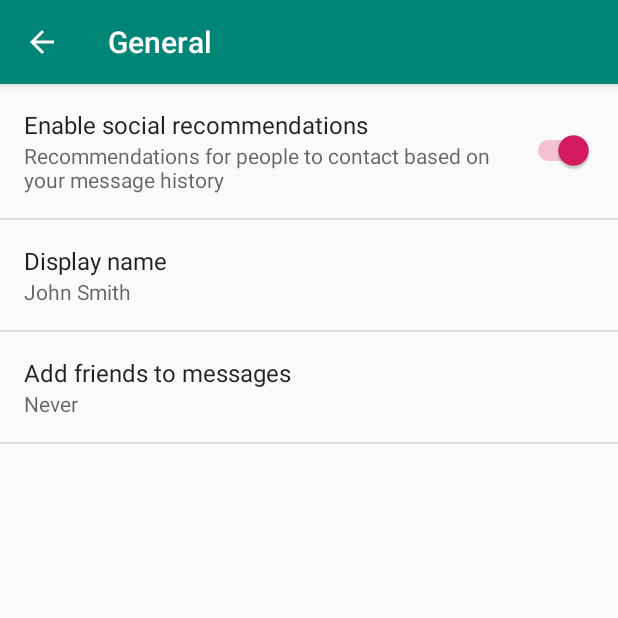
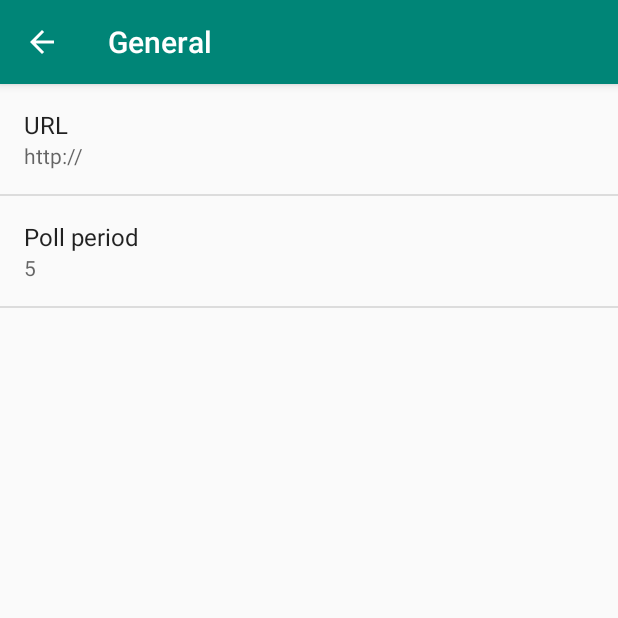
Before and after one commit to izrik/stevedore, an Android app: the screen it shows after launch (SettingsActivity), after a tap on "General", on a phone screen of 412 x 824 dp, the top half of it. Run offline under Robolectric (Android 15) with nearby library versions, the phone set to English and light mode, and no system bars.

```diff
--- a/app/src/main/res/values/strings.xml
+++ b/app/src/main/res/values/strings.xml
@@ -11,8 +11,11 @@
         based on your message history
     </string>
 
-    <string name="pref_title_display_name">Display name</string>
-    <string name="pref_default_display_name">John Smith</string>
+    <string name="pref_title_url">URL</string>
+    <string name="pref_default_url">http://</string>
+
+    <string name="pref_title_poll_period">Poll period</string>
+    <string name="pref_default_poll_period">5</string>
 
     <string name="pref_title_add_friends_to_messages">Add friends to messages</string>
     <string-array name="pref_example_list_titles">
--- a/app/src/main/res/xml/pref_general.xml
+++ b/app/src/main/res/xml/pref_general.xml
@@ -1,33 +1,25 @@
 <PreferenceScreen xmlns:android="http://schemas.android.com/apk/res/android">
 
-    <SwitchPreference
-        android:defaultValue="true"
-        android:key="example_switch"
-        android:summary="@string/pref_description_social_recommendations"
-        android:title="@string/pref_title_social_recommendations" />
 
     <!-- NOTE: EditTextPreference accepts EditText attributes. -->
     <!-- NOTE: EditTextPreference's summary should be set to its value by the activity code. -->
     <EditTextPreference
         android:capitalize="words"
-        android:defaultValue="@string/pref_default_display_name"
+        android:defaultValue="@string/pref_default_url"
         android:inputType="textCapWords"
-        android:key="example_text"
+        android:key="pref_url"
         android:maxLines="1"
         android:selectAllOnFocus="true"
         android:singleLine="true"
-        android:title="@string/pref_title_display_name" />
+        android:title="@string/pref_title_url" />
 
-    <!-- NOTE: Hide buttons to simplify the UI. Users can touch outside the dialog to
-         dismiss it. -->
-    <!-- NOTE: ListPreference's summary should be set to its value by the activity code. -->
-    <ListPreference
-        android:defaultValue="-1"
-        android:entries="@array/pref_example_list_titles"
-        android:entryValues="@array/pref_example_list_values"
-        android:key="example_list"
-        android:negativeButtonText="@null"
-        android:positiveButtonText="@null"
-        android:title="@string/pref_title_add_friends_to_messages" />
+    <EditTextPreference
+        android:defaultValue="@string/pref_default_poll_period"
+        android:inputType="textCapWords"
+        android:key="pref_poll_period"
+        android:maxLines="1"
+        android:selectAllOnFocus="true"
+        android:singleLine="true"
+        android:title="@string/pref_title_poll_period" />
 
 </PreferenceScreen>
--- a/app/src/main/res/xml/pref_headers.xml
+++ b/app/src/main/res/xml/pref_headers.xml
@@ -7,14 +7,4 @@
         android:icon="@drawable/ic_info_black_24dp"
         android:title="@string/pref_header_general" />
 
-    <header
-        android:fragment="com.izrik.stevedore.SettingsActivity$NotificationPreferenceFragment"
-        android:icon="@drawable/ic_notifications_black_24dp"
-        android:title="@string/pref_header_notifications" />
-
-    <header
-        android:fragment="com.izrik.stevedore.SettingsActivity$DataSyncPreferenceFragment"
-        android:icon="@drawable/ic_sync_black_24dp"
-        android:title="@string/pref_header_data_sync" />
-
 </preference-headers>
```
Also changed, not shown: app/src/main/java/com/izrik/stevedore/SettingsActivity.java (+5 -69 lines).
